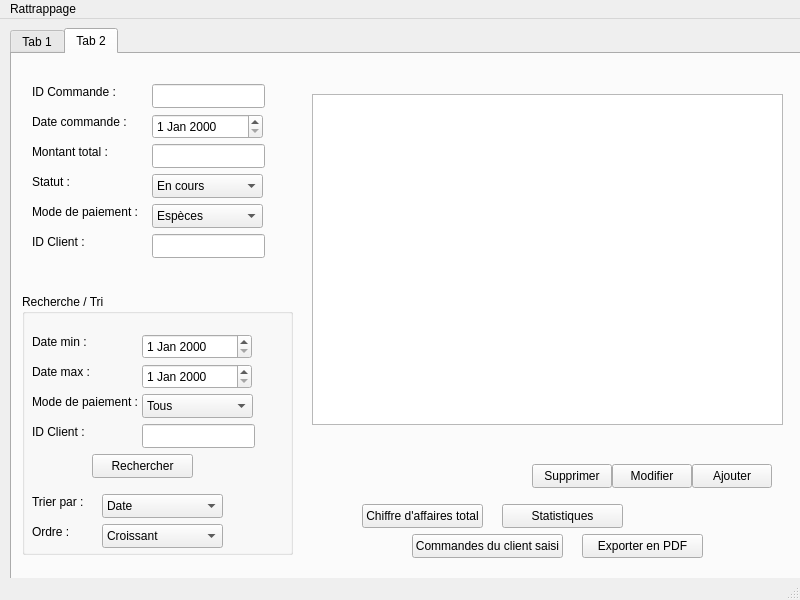
The window that RepassageQT/mainwindow.ui (BoujmilLouey/RepassageQT) describes before a commit, drawn with Qt 5.
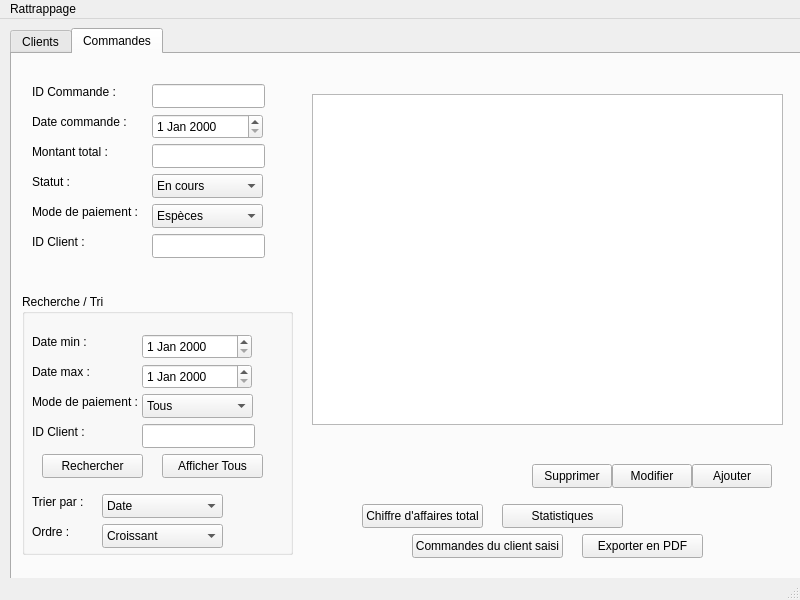
The same window after the commit.

```diff
--- a/RepassageQT/mainwindow.ui
+++ b/RepassageQT/mainwindow.ui
@@ -28,7 +28,7 @@
     </property>
     <widget class="QWidget" name="tabClients">
      <attribute name="title">
-      <string>Tab 1</string>
+      <string>Clients</string>
      </attribute>
      <widget class="QLineEdit" name="lineIdClient">
       <property name="geometry">
@@ -456,7 +456,7 @@
     </widget>
     <widget class="QWidget" name="tabCommandes">
      <attribute name="title">
-      <string>Tab 2</string>
+      <string>Commandes</string>
      </attribute>
      <widget class="QLabel" name="label_6">
       <property name="geometry">
@@ -822,7 +822,7 @@
       <widget class="QPushButton" name="btnRechercheCommande">
        <property name="geometry">
         <rect>
-         <x>70</x>
+         <x>20</x>
          <y>160</y>
          <width>101</width>
          <height>24</height>
@@ -908,6 +908,19 @@
         </property>
        </item>
       </widget>
+      <widget class="QPushButton" name="btnAfficherToutesCommandes">
+       <property name="geometry">
+        <rect>
+         <x>140</x>
+         <y>160</y>
+         <width>101</width>
+         <height>24</height>
+        </rect>
+       </property>
+       <property name="text">
+        <string>Afficher Tous</string>
+       </property>
+      </widget>
      </widget>
      <widget class="QPushButton" name="btnExporterCommandesPdf">
       <property name="geometry">
```
Left out of the diff: 2 changed lines with no effect on the pictures.
